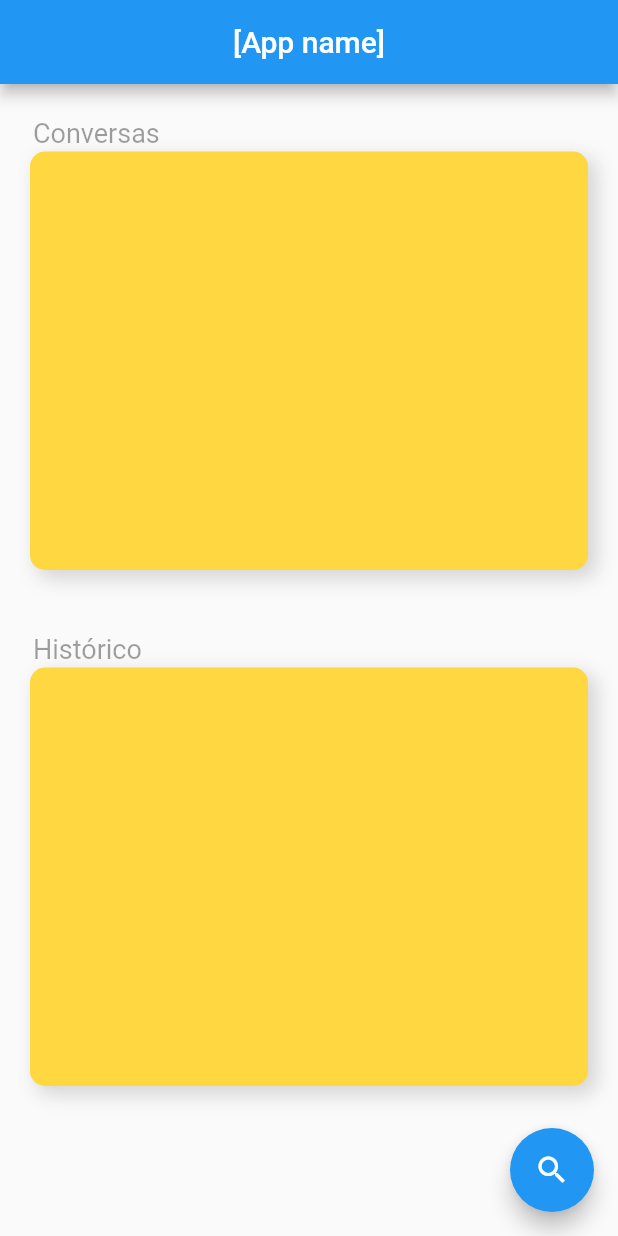
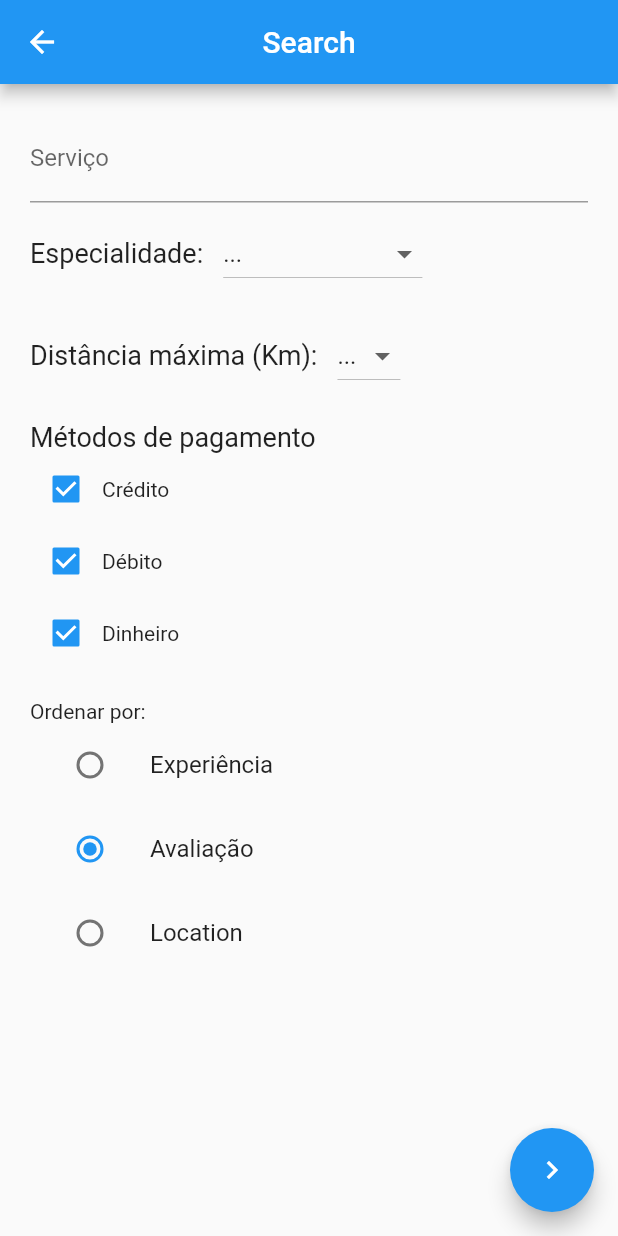
Before and after one commit to TimeLord2010/ServicoEnfermagem, a Flutter app: the MainWindow screen opened directly, after a tap on the "search" icon, on a phone screen of 412 x 824 dp. Run offline on Flutter 3.47's test engine with Material 2 defaults, Android fonts, the phone set to English and light mode, and no system bars; our stand-ins replace toast.

Commit message:
Added search filter screen

```diff
--- /dev/null
+++ b/lib/UI/Search/1-searchFilters.dart
@@ -0,0 +1,176 @@
+import 'package:flutter/material.dart';
+
+class SearchFilter extends StatefulWidget {
+  @override
+  _SearchFilter createState() => _SearchFilter();
+}
+
+enum SortMethod { Experience, Location, Rating }
+
+class _SearchFilter extends State<SearchFilter> {
+  List<String> services = ["Cuidador(a)", ""];
+  List<String> specialties = ["...", "Dermatológica", "Osbstétrica", "Neonatologista", "Esteticista", "Saúde mental", "Acumputurista"];
+  List<String> distances = ["...", '5', '10', '15', '20'];
+
+  String _specialty = "...";
+  String _distance = "...";
+  bool _credit = true, _debit = true, _money = true;
+  SortMethod sort = SortMethod.Rating;
+
+  Widget buildOptions({String label, List<String> items, Function(String) onChanged}) {
+    return Container(
+      margin: EdgeInsets.fromLTRB(0, 10, 0, 10),
+      child: Row(
+        children: [
+          Text("$label:   ", style: TextStyle(fontSize: 18)),
+          DropdownButton(
+              value: '...',
+              items: items.map<DropdownMenuItem<String>>((e) => new DropdownMenuItem<String>(value: e, child: Text(e))).toList(),
+              onChanged: onChanged)
+        ],
+      ),
+    );
+  }
+
+  Widget buildPayment() {
+    return Container(
+      margin: EdgeInsets.fromLTRB(0, 10, 0, 10),
+      child: Column(
+        crossAxisAlignment: CrossAxisAlignment.start,
+        children: [
+          Text(
+            "Métodos de pagamento",
+            textAlign: TextAlign.start,
+            style: TextStyle(fontSize: 18),
+          ),
+          Row(
+            children: [
+              Checkbox(
+                  value: _credit,
+                  onChanged: (v) {
+                    setState(() {
+                      _credit = v;
+                    });
+                  }),
+              Text('Crédito'),
+            ],
+          ),
+          Row(
+            children: [
+              Checkbox(
+                  value: _debit,
+                  onChanged: (v) {
+                    setState(() {
+                      _debit = v;
+                    });
+                  }),
+              Text("Débito"),
+            ],
+          ),
+          Row(
+            children: [
+              Checkbox(
+                  value: _money,
+                  onChanged: (v) {
+                    setState(() {
+                      _money = v;
+                    });
+                  }),
+              Text('Dinheiro')
+            ],
+          )
+        ],
+      ),
+    );
+  }
+
+  Widget buildSort() {
+    return Container(
+        margin: EdgeInsets.fromLTRB(0, 10, 0, 10),
+        child: Column(
+          crossAxisAlignment: CrossAxisAlignment.start,
+          children: [
+            Text('Ordenar por:'),
+            ListTile(
+              title: Text('Experiência'),
+              leading: Radio(
+                  value: SortMethod.Experience,
+                  groupValue: sort,
+                  onChanged: (v) {
+                    setState(() {
+                      sort = v;
+                    });
+                  }),
+            ),
+            ListTile(
+              title: Text('Avaliação'),
+              leading: Radio(
+                  value: SortMethod.Rating,
+                  groupValue: sort,
+                  onChanged: (v) {
+                    setState(() {
+                      sort = v;
+                    });
+                  }),
+            ),
+            ListTile(
+              title: Text('Location'),
+              leading: Radio(
+                  value: SortMethod.Location,
+                  groupValue: sort,
+                  onChanged: (v) {
+                    setState(() {
+                      sort = v;
+                    });
+                  }),
+            ),
+          ],
+        ));
+  }
+
+  @override
+  Widget build(BuildContext context) {
+    return Scaffold(
+        floatingActionButton: FloatingActionButton(
+          child: Icon(Icons.navigate_next),
+          onPressed: () {},
+        ),
+        appBar: AppBar(
+          title: Text('Search'),
+          centerTitle: true,
+          actions: [],
+        ),
+        body: Container(
+          margin: EdgeInsets.all(20),
+          child: Column(
+            children: [
+              TextFormField(
+                  decoration: const InputDecoration(
+                labelText: 'Serviço',
+                //hintText: 'meuemail@empresa.com',
+              )),
+              buildOptions(
+                  label: 'Especialidade',
+                  items: specialties,
+                  onChanged: (String v) {
+                    if (v == null) return;
+                    setState(() {
+                      _specialty = v;
+                    });
+                  }),
+              buildOptions(
+                  label: 'Distância máxima (Km)',
+                  items: distances,
+                  onChanged: (String v) {
+                    if (v == null) return;
+                    setState(() {
+                      _distance = v;
+                    });
+                  }),
+              buildPayment(),
+              buildSort()
+            ],
+          ),
+        ));
+  }
+}
--- a/lib/UI/mainScreen.dart
+++ b/lib/UI/mainScreen.dart
@@ -1,4 +1,5 @@
 import 'package:flutter/material.dart';
+import 'package:portal_enfermeiros/UI/Search/1-searchFilters.dart';
 
 class MainWindow extends StatefulWidget {
   @override
@@ -19,18 +20,45 @@ class _MainWindow extends State<MainWindow> {
     return Container(
       child: Text(
         t,
-        style: TextStyle(color: Colors.black38, fontSize: 18),
+        style: TextStyle(color: Colors.black38, fontSize: 16),
       ),
       alignment: Alignment.centerLeft,
       margin: EdgeInsets.all(2),
     );
   }
 
-  Container generateBox() {
+  Container generateBox({Widget content}) {
     return Container(
-      //color: Colors.amberAccent,
+      child: Column(
+        children: [
+          Expanded(
+            child: Container(
+              child: content,
+              decoration: BoxDecoration(
+                  //color: Colors.deepPurple[300],
+                  borderRadius: BorderRadius.all(Radius.circular(10))),
+            ),
+          ),
+          Divider(
+            color: Colors.grey,
+            indent: 10,
+            endIndent: 10,
+            thickness: 1,
+            height: 5,
+          ),
+          Container(
+            height: 35,
+            child: Center(
+              child: Text(
+                "Mais",
+                style: TextStyle(fontSize: 16),
+              ),
+            ),
+          )
+        ],
+      ),
       decoration: BoxDecoration(
-          color: Colors.amberAccent,
+          color: Colors.white,
           boxShadow: [
             BoxShadow(
                 color: Colors.grey.withOpacity(0.4),
@@ -51,7 +79,12 @@ class _MainWindow extends State<MainWindow> {
     return Scaffold(
       floatingActionButton: FloatingActionButton(
         child: Icon(Icons.search),
-        onPressed: () {},
+        onPressed: () {
+          Navigator.push(
+            context,
+            MaterialPageRoute(builder: (context) => SearchFilter()),
+          );
+        },
       ),
       appBar: AppBar(
         automaticallyImplyLeading: false,
```
